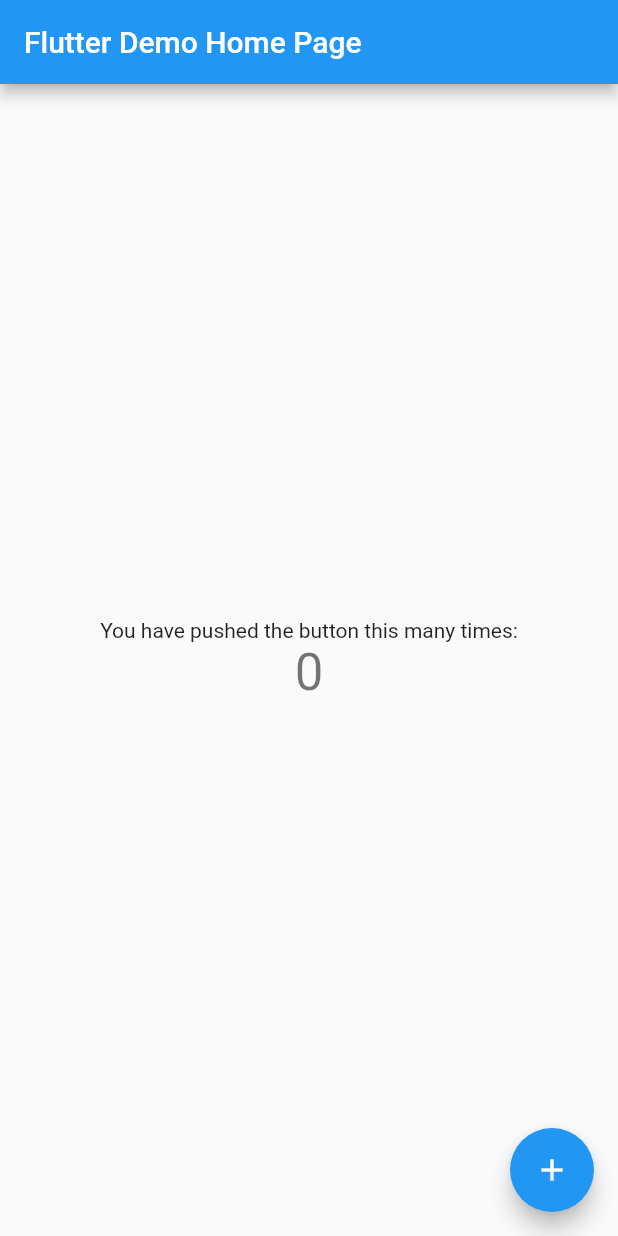
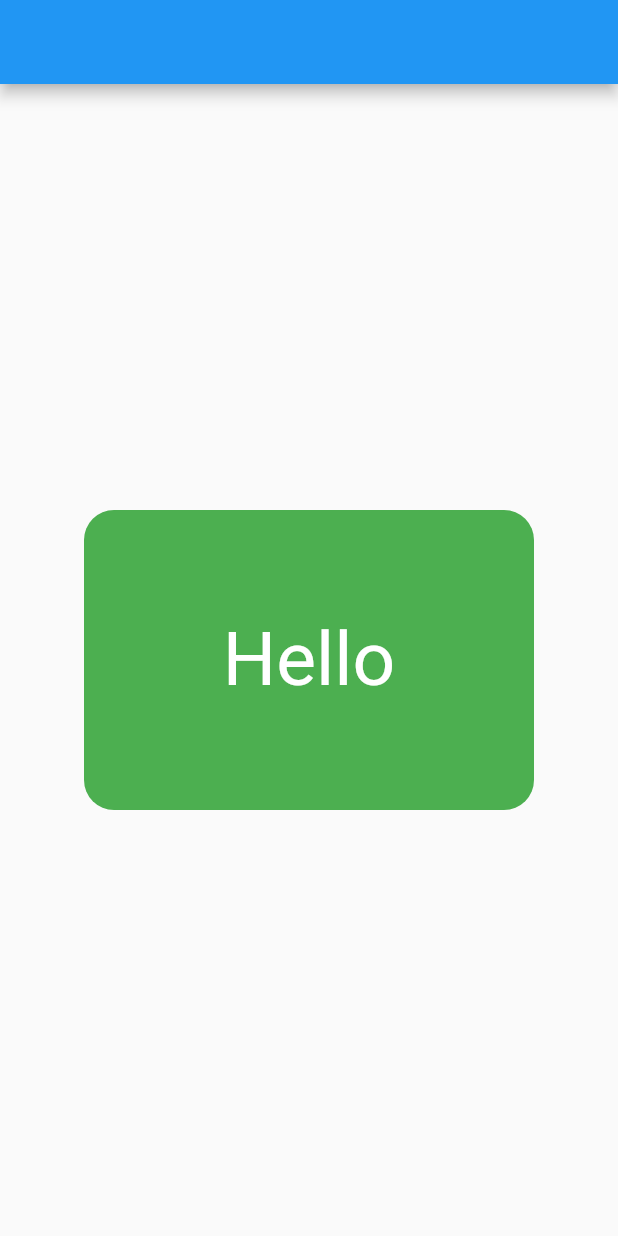
Before and after one commit to Ahmed-3lam/iti_23_g2, a Flutter app: the screen it shows after launch, on a phone screen of 412 x 824 dp. Run offline on Flutter 3.47's test engine with Material 2 defaults, Android fonts, the phone set to English and light mode, and no system bars.

Commit message:
day(1) flutter - Material App, Scaffold

```diff
--- a/lib/main.dart
+++ b/lib/main.dart
@@ -4,112 +4,45 @@ void main() {
   runApp(const MyApp());
 }
 
+/// Material App >> Scafold
 class MyApp extends StatelessWidget {
   const MyApp({super.key});
 
-  // This widget is the root of your application.
   @override
   Widget build(BuildContext context) {
     return MaterialApp(
-      title: 'Flutter Demo',
-      theme: ThemeData(
-        // This is the theme of your application.
-        //
-        // Try running your application with "flutter run". You'll see the
-        // application has a blue toolbar. Then, without quitting the app, try
-        // changing the primarySwatch below to Colors.green and then invoke
-        // "hot reload" (press "r" in the console where you ran "flutter run",
-        // or simply save your changes to "hot reload" in a Flutter IDE).
-        // Notice that the counter didn't reset back to zero; the application
-        // is not restarted.
-        primarySwatch: Colors.blue,
-      ),
-      home: const MyHomePage(title: 'Flutter Demo Home Page'),
+      home: HomeScreen(),
     );
   }
 }
 
-class MyHomePage extends StatefulWidget {
-  const MyHomePage({super.key, required this.title});
-
-  // This widget is the home page of your application. It is stateful, meaning
-  // that it has a State object (defined below) that contains fields that affect
-  // how it looks.
-
-  // This class is the configuration for the state. It holds the values (in this
-  // case the title) provided by the parent (in this case the App widget) and
-  // used by the build method of the State. Fields in a Widget subclass are
-  // always marked "final".
-
-  final String title;
-
-  @override
-  State<MyHomePage> createState() => _MyHomePageState();
-}
-
-class _MyHomePageState extends State<MyHomePage> {
-  int _counter = 0;
-
-  void _incrementCounter() {
-    setState(() {
-      // This call to setState tells the Flutter framework that something has
-      // changed in this State, which causes it to rerun the build method below
-      // so that the display can reflect the updated values. If we changed
-      // _counter without calling setState(), then the build method would not be
-      // called again, and so nothing would appear to happen.
-      _counter++;
-    });
-  }
+class HomeScreen extends StatelessWidget {
+  const HomeScreen({super.key});
 
   @override
   Widget build(BuildContext context) {
-    // This method is rerun every time setState is called, for instance as done
-    // by the _incrementCounter method above.
-    //
-    // The Flutter framework has been optimized to make rerunning build methods
-    // fast, so that you can just rebuild anything that needs updating rather
-    // than having to individually change instances of widgets.
     return Scaffold(
-      appBar: AppBar(
-        // Here we take the value from the MyHomePage object that was created by
-        // the App.build method, and use it to set our appbar title.
-        title: Text(widget.title),
-      ),
+      appBar: AppBar(),
       body: Center(
-        // Center is a layout widget. It takes a single child and positions it
-        // in the middle of the parent.
-        child: Column(
-          // Column is also a layout widget. It takes a list of children and
-          // arranges them vertically. By default, it sizes itself to fit its
-          // children horizontally, and tries to be as tall as its parent.
-          //
-          // Invoke "debug painting" (press "p" in the console, choose the
-          // "Toggle Debug Paint" action from the Flutter Inspector in Android
-          // Studio, or the "Toggle Debug Paint" command in Visual Studio Code)
-          // to see the wireframe for each widget.
-          //
-          // Column has various properties to control how it sizes itself and
-          // how it positions its children. Here we use mainAxisAlignment to
-          // center the children vertically; the main axis here is the vertical
-          // axis because Columns are vertical (the cross axis would be
-          // horizontal).
-          mainAxisAlignment: MainAxisAlignment.center,
-          children: <Widget>[
-            const Text(
-              'You have pushed the button this many times:',
+        child: Container(
+          height: 200,
+          width: 300,
+decoration: BoxDecoration(
+  color: Colors.green,
+  borderRadius:BorderRadius.circular(20) ,
+),
+
+          child: Center(
+            child: Text(
+              "Hello",
+              style: TextStyle(
+                fontSize: 50,
+                color: Colors.white,
+              ),
             ),
-            Text(
-              '$_counter',
-              style: Theme.of(context).textTheme.headline4,
-            ),
-          ],
+          ),
         ),
       ),
-      floatingActionButton: FloatingActionButton(
-        onPressed: _incrementCounter,
-        tooltip: 'Increment',
-        child: const Icon(Icons.add),
-      ), // This trailing comma makes auto-formatting nicer for build methods.
     );
   }
 }
```
Also changed, not shown: pubspec.lock, 2 other files.
